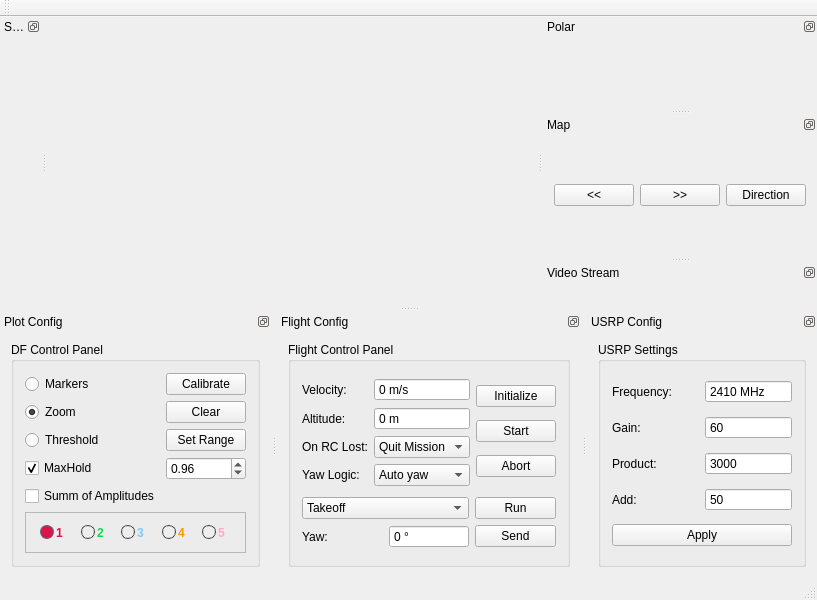
Above: View/matricedfview.ui from Valkaryne/Matrice600DF before the change. Below: the same form after it.
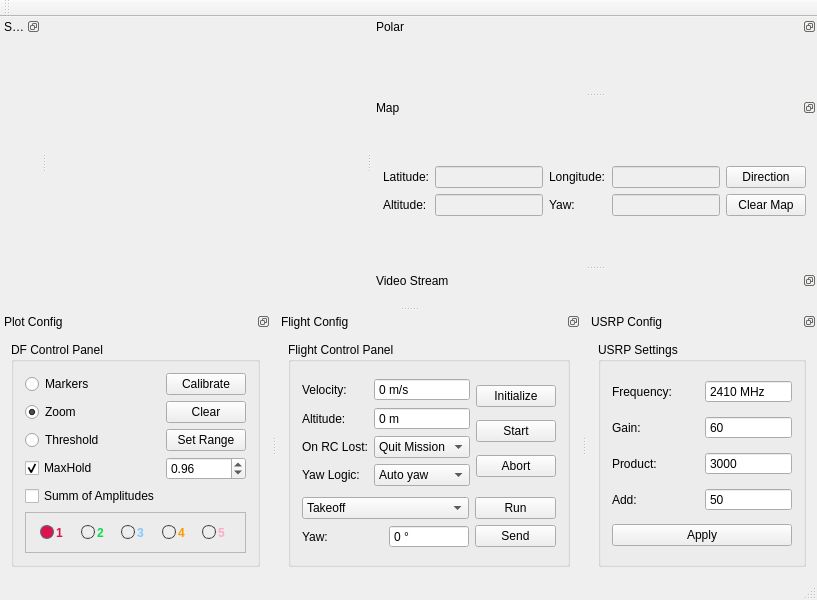
That is the form after the change.

Patch:
```diff
--- a/View/matricedfview.ui
+++ b/View/matricedfview.ui
@@ -98,28 +98,77 @@
       <layout class="QVBoxLayout" name="mapLayout"/>
      </item>
      <item>
-      <layout class="QHBoxLayout" name="mapControlLayout">
-       <item>
-        <widget class="QPushButton" name="decrAngleButton">
-         <property name="text">
-          <string>&lt;&lt;</string>
+      <layout class="QGridLayout" name="gridLayout_6">
+       <item row="1" column="1">
+        <widget class="QLineEdit" name="mapAltitudeLine">
+         <property name="enabled">
+          <bool>false</bool>
          </property>
         </widget>
        </item>
-       <item>
-        <widget class="QPushButton" name="incrAngleButton">
+       <item row="1" column="4">
+        <widget class="QPushButton" name="clearMapButton">
          <property name="text">
-          <string>&gt;&gt;</string>
+          <string>Clear Map</string>
          </property>
         </widget>
        </item>
-       <item>
-        <widget class="QPushButton" name="makeDirButton">
+       <item row="0" column="4">
+        <widget class="QPushButton" name="makeDirectionButton">
          <property name="text">
           <string>Direction</string>
          </property>
         </widget>
        </item>
+       <item row="0" column="2">
+        <widget class="QLabel" name="mapLongitudeLabel">
+         <property name="text">
+          <string>Longitude:</string>
+         </property>
+        </widget>
+       </item>
+       <item row="0" column="3">
+        <widget class="QLineEdit" name="mapLongitudeLine">
+         <property name="enabled">
+          <bool>false</bool>
+         </property>
+        </widget>
+       </item>
+       <item row="0" column="0">
+        <widget class="QLabel" name="mapLatitudeLabel">
+         <property name="text">
+          <string>Latitude:</string>
+         </property>
+        </widget>
+       </item>
+       <item row="0" column="1">
+        <widget class="QLineEdit" name="mapLatitudeLine">
+         <property name="enabled">
+          <bool>false</bool>
+         </property>
+        </widget>
+       </item>
+       <item row="1" column="0">
+        <widget class="QLabel" name="mapAltitudeLabel">
+         <property name="text">
+          <string>Altitude:</string>
+         </property>
+        </widget>
+       </item>
+       <item row="1" column="2">
+        <widget class="QLabel" name="mapYawLabel">
+         <property name="text">
+          <string>Yaw:</string>
+         </property>
+        </widget>
+       </item>
+       <item row="1" column="3">
+        <widget class="QLineEdit" name="mapYawLine">
+         <property name="enabled">
+          <bool>false</bool>
+         </property>
+        </widget>
+       </item>
       </layout>
      </item>
     </layout>
```
Left out of the diff: 2 changed lines with no effect on the pictures.
